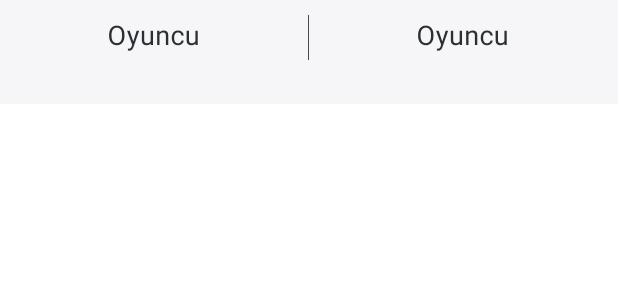
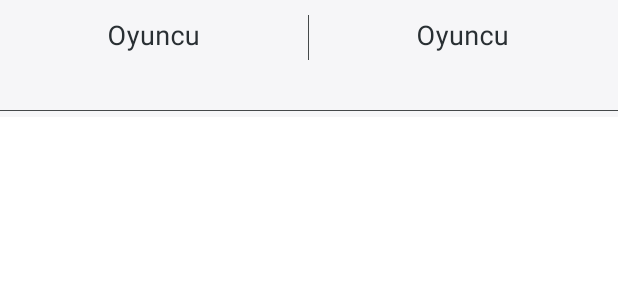
Before and after one commit to keremkulac/OkeyScore, an Android app: the layout partner_game_round_item.xml on its own in the app's theme, with its tools: preview values and no code run, on a phone screen of 412 x 824 dp. Shown: the top 300 px of the screen. Run offline under Robolectric (Android 15) with nearby library versions, the phone set to English and light mode, and no system bars.

Commit message:
Kayıt ve görüntüleme ekranlarında tasarımsal düzenlemeler yapıldı

```diff
--- a/app/src/main/java/com/keremkulac/okeyscore/presentation/ui/finishedPartnerGameDetail/FinishedPartnerGameDetailAdapter.kt
+++ b/app/src/main/java/com/keremkulac/okeyscore/presentation/ui/finishedPartnerGameDetail/FinishedPartnerGameDetailAdapter.kt
@@ -7,6 +7,7 @@ import android.view.ViewGroup
 import android.widget.EditText
 import android.widget.TextView
 import androidx.recyclerview.widget.RecyclerView
+import com.google.android.material.divider.MaterialDivider
 import com.google.android.material.textfield.TextInputLayout
 import com.keremkulac.okeyscore.R
 import com.keremkulac.okeyscore.model.FinishedPartnerGame
@@ -36,6 +37,9 @@ class FinishedPartnerGameDetailAdapter @Inject constructor(): RecyclerView.Adapt
                 holder.team1ScoreHint.setBackgroundColor(holder.team1Score.context.getColor(R.color.line_color_dark))
                 holder.team2ScoreHint.setBackgroundColor(holder.team2Score.context.getColor(R.color.line_color_dark))
             }
+            if (position == numberOfGames-1){
+                holder.divider.visibility = View.GONE
+            }
         }
     }
 
@@ -58,6 +62,7 @@ class FinishedPartnerGameDetailAdapter @Inject constructor(): RecyclerView.Adapt
         val team2Score : EditText = itemView.findViewById(R.id.team2Score)
         val team1Penalty : TextView = itemView.findViewById(R.id.team1Penalty)
         val team2Penalty : TextView = itemView.findViewById(R.id.team2Penalty)
+        val divider : MaterialDivider = itemView.findViewById(R.id.horizontalDivider)
     }
 
 }
--- a/app/src/main/java/com/keremkulac/okeyscore/presentation/ui/finishedSingleGameDetail/FinishedSingleGameDetailAdapter.kt
+++ b/app/src/main/java/com/keremkulac/okeyscore/presentation/ui/finishedSingleGameDetail/FinishedSingleGameDetailAdapter.kt
@@ -7,6 +7,7 @@ import android.view.ViewGroup
 import android.widget.EditText
 import android.widget.TextView
 import androidx.recyclerview.widget.RecyclerView
+import com.google.android.material.divider.MaterialDivider
 import com.google.android.material.textfield.TextInputLayout
 import com.keremkulac.okeyscore.R
 import com.keremkulac.okeyscore.model.FinishedSingleGame
@@ -44,6 +45,9 @@ class FinishedSingleGameDetailAdapter @Inject constructor() : RecyclerView.Adapt
             for (editText in listOf(holder.player1Score, holder.player2Score, holder.player3Score, holder.player4Score)) {
                 editText.isFocusable = false
             }
+            if (position == numberOfGames-1){
+                holder.divider.visibility = View.GONE
+            }
         }
     }
 
@@ -72,5 +76,6 @@ class FinishedSingleGameDetailAdapter @Inject constructor() : RecyclerView.Adapt
         val playerPenalty2 : TextView = itemView.findViewById(R.id.player2Penalty)
         val playerPenalty3 : TextView = itemView.findViewById(R.id.player3Penalty)
         val playerPenalty4 : TextView = itemView.findViewById(R.id.player4Penalty)
+        val divider : MaterialDivider = itemView.findViewById(R.id.horizontalDivider)
     }
 }
--- a/app/src/main/res/layout/partner_game_round_item.xml
+++ b/app/src/main/res/layout/partner_game_round_item.xml
@@ -65,4 +65,13 @@
             android:gravity="center"
             android:textColor="@color/penalty_text_color"/>
     </LinearLayout>
+
+    <com.google.android.material.divider.MaterialDivider
+        android:id="@+id/horizontalDivider"
+        style="@style/DividerStyle"
+        android:layout_marginStart="0dp"
+        android:layout_marginEnd="0dp"
+        android:layout_width="wrap_content"
+        android:layout_height="0.3dp"
+        android:layout_marginTop="4dp" />
 </LinearLayout>
```
Also changed, not shown: app/src/main/java/com/keremkulac/okeyscore/presentation/ui/savePartnerGame/SavePartnerGameFragment.kt (+14 -0 lines), app/src/main/java/com/keremkulac/okeyscore/presentation/ui/saveSingleGame/SaveSingleGameFragment.kt (+15 -0 lines), app/src/main/res/layout/single_game_round_item.xml (+11 -1 lines), app/src/main/res/values/styles.xml (+4 -3 lines).
